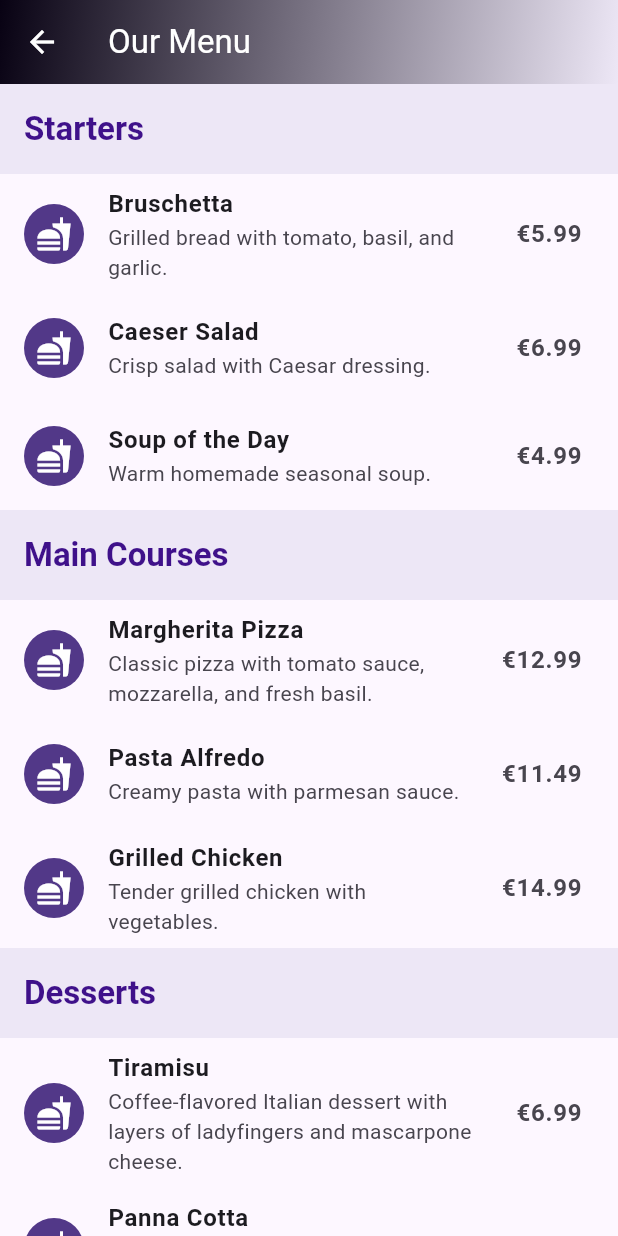
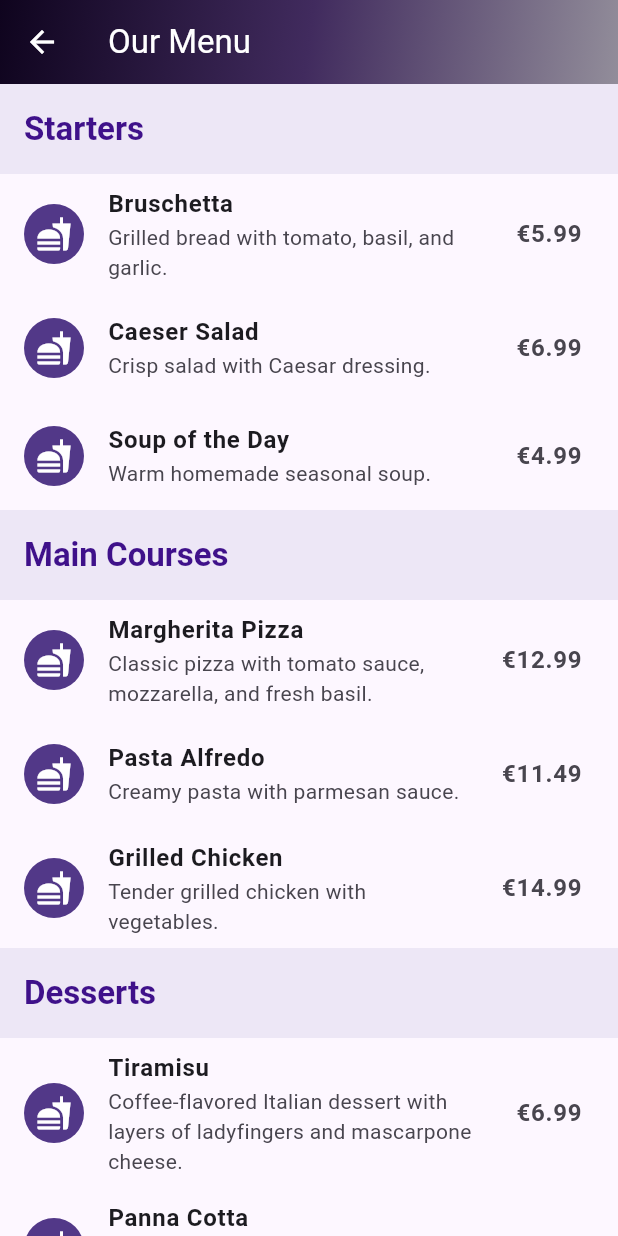
Before and after one commit to leonGreg/mobile-applications-ss26-group-8, a Flutter app: the RestaurantPage screen opened by its route, after a tap on "View Menu", on a phone screen of 412 x 824 dp. Run offline on Flutter 3.47's test engine with Material 3 defaults, Android fonts, the phone set to English and light mode, and no system bars.

Commit message:
refactoring to reusable appbar widget, gradients + fixed typo

```diff
--- a/lib/main.dart
+++ b/lib/main.dart
@@ -2,7 +2,7 @@ import 'package:flutter/material.dart';
 import 'package:mobile_applications_group_8/pages/home_page.dart';
 import 'package:mobile_applications_group_8/pages/unit_02/login_page.dart';
 import 'package:mobile_applications_group_8/pages/unit_03/team_profile.dart';
-import 'package:mobile_applications_group_8/pages/unit_04/resaurant_page.dart';
+import 'package:mobile_applications_group_8/pages/unit_04/restaurant_page.dart';
 
 void main() {
   runApp(const MyApp());
--- a/lib/pages/unit_04/dish_details_page.dart
+++ b/lib/pages/unit_04/dish_details_page.dart
@@ -1,5 +1,7 @@
 import 'package:flutter/material.dart';
 import '../../models/dish.dart';
+import '../../widgets/gradient_app_bar.dart';
+import '../../theme/app_gradients.dart';
 
 class DishDetailsPage extends StatelessWidget {
   final Dish dish;
@@ -9,20 +11,9 @@ class DishDetailsPage extends StatelessWidget {
   @override
   Widget build(BuildContext context) {
     return Scaffold(
-      appBar: AppBar(
+      appBar: GradientAppBar(
         title: Text(dish.name),
-        flexibleSpace: Container(
-          decoration: const BoxDecoration(
-            gradient: LinearGradient(
-              colors: [
-                Color(0xFF080213),
-                Color(0xFFEDE7F6),
-              ],
-              begin: Alignment.topLeft,
-              end: Alignment.bottomRight,
-            ),
-          ),
-        ),
+        gradient: AppGradients.appBar,
       ),
       body: SingleChildScrollView(
         child: Column(
@@ -38,7 +29,11 @@ class DishDetailsPage extends StatelessWidget {
                   height: 250,
                   width: double.infinity,
                   color: Colors.grey.shade300,
-                  child: const Icon(Icons.broken_image, size: 50, color: Colors.grey),
+                  child: const Icon(
+                    Icons.broken_image,
+                    size: 50,
+                    color: Colors.grey,
+                  ),
                 );
               },
             ),
@@ -53,9 +48,8 @@ class DishDetailsPage extends StatelessWidget {
                       Expanded(
                         child: Text(
                           dish.name,
-                          style: Theme.of(context).textTheme.headlineMedium?.copyWith(
-                                fontWeight: FontWeight.bold,
-                              ),
+                          style: Theme.of(context).textTheme.headlineMedium
+                              ?.copyWith(fontWeight: FontWeight.bold),
                         ),
                       ),
                       Text(
--- a/lib/pages/unit_04/menu_page.dart
+++ b/lib/pages/unit_04/menu_page.dart
@@ -1,6 +1,8 @@
 import 'package:flutter/material.dart';
 import '../../data/menu_data.dart';
 import '../../widgets/dish_list_item.dart';
+import '../../widgets/gradient_app_bar.dart';
+import '../../theme/app_gradients.dart';
 
 class MenuPage extends StatelessWidget {
   const MenuPage({super.key});
@@ -8,20 +10,9 @@ class MenuPage extends StatelessWidget {
   @override
   Widget build(BuildContext context) {
     return Scaffold(
-      appBar: AppBar(
-        title: const Text('Our Menu'),
-        flexibleSpace: Container(
-          decoration: const BoxDecoration(
-            gradient: LinearGradient(
-              colors: [
-                Color(0xFF080213),
-                Color(0xFFEDE7F6),
-              ],
-              begin: Alignment.topLeft,
-              end: Alignment.bottomRight,
-            ),
-          ),
-        ),
+      appBar: const GradientAppBar(
+        title: Text('Our Menu'),
+        gradient: AppGradients.appBar,
       ),
       body: ListView.builder(
         itemCount: menuCategories.length,
@@ -37,9 +28,9 @@ class MenuPage extends StatelessWidget {
                 child: Text(
                   category.name,
                   style: Theme.of(context).textTheme.titleLarge?.copyWith(
-                        fontWeight: FontWeight.bold,
-                        color: Color(0xFF3F118A),
-                      ),
+                    fontWeight: FontWeight.bold,
+                    color: Color(0xFF3F118A),
+                  ),
                 ),
               ),
               ...category.dishes.map((dish) {
--- a/lib/pages/unit_04/resaurant_page.dart
+++ b/lib/pages/unit_04/restaurant_page.dart
@@ -1,5 +1,7 @@
 import 'package:flutter/material.dart';
 import 'menu_page.dart';
+import '../../widgets/gradient_app_bar.dart';
+import '../../theme/app_gradients.dart';
 
 class RestaurantPage extends StatelessWidget {
   const RestaurantPage({super.key});
@@ -7,21 +9,9 @@ class RestaurantPage extends StatelessWidget {
   @override
   Widget build(BuildContext context) {
     return Scaffold(
-      appBar: AppBar(
-        title: const Text('Flutter Restaurant'),
-        flexibleSpace: Container(
-          decoration: const BoxDecoration(
-            gradient: LinearGradient(
-              colors: [
-                Color(0xFF0F041E),
-                Color(0xFF412B5E),
-                Color(0xFF928D9A),
-              ],
-              begin: Alignment.topLeft,
-              end: Alignment.bottomRight,
-            ),
-          ),
-        ),
+      appBar: const GradientAppBar(
+        title: Text('Flutter Restaurant'),
+        gradient: AppGradients.appBar,
       ),
       body: SingleChildScrollView(
         child: Column(
@@ -40,8 +30,11 @@ class RestaurantPage extends StatelessWidget {
                   end: Alignment.bottomRight,
                 ),
               ),
-              child: const Icon(Icons.restaurant, size: 80, color: Color(
-                  0xFFE8E5EC)),
+              child: const Icon(
+                Icons.restaurant,
+                size: 80,
+                color: Color(0xFFE8E5EC),
+              ),
             ),
             Padding(
               padding: const EdgeInsets.all(16.0),
@@ -51,9 +44,9 @@ class RestaurantPage extends StatelessWidget {
                   Text(
                     'Welcome to Flutter Restaurant!',
                     style: Theme.of(context).textTheme.headlineMedium?.copyWith(
-                          fontWeight: FontWeight.bold,
-                          color: Color(0xFF0F0122),
-                        ),
+                      fontWeight: FontWeight.bold,
+                      color: Color(0xFF0F0122),
+                    ),
                   ),
                   const SizedBox(height: 16),
                   const Text(
@@ -61,24 +54,38 @@ class RestaurantPage extends StatelessWidget {
                     style: TextStyle(fontSize: 16),
                   ),
                   const SizedBox(height: 24),
-                  _buildInfoRow(Icons.access_time, 'Opening Hours: 10:00 AM - 10:00 PM'),
+                  _buildInfoRow(
+                    Icons.access_time,
+                    'Opening Hours: 10:00 AM - 10:00 PM',
+                  ),
                   const SizedBox(height: 8),
-                  _buildInfoRow(Icons.location_on, '123 Flutter Street, Dart City'),
+                  _buildInfoRow(
+                    Icons.location_on,
+                    '123 Flutter Street, Dart City',
+                  ),
                   const SizedBox(height: 32),
                   Center(
                     child: ElevatedButton(
                       onPressed: () {
                         Navigator.push(
                           context,
-                          MaterialPageRoute(builder: (context) => const MenuPage()),
+                          MaterialPageRoute(
+                            builder: (context) => const MenuPage(),
+                          ),
                         );
                       },
                       style: ElevatedButton.styleFrom(
                         backgroundColor: Color(0xFF0F041E),
                         foregroundColor: Colors.white,
-                        padding: const EdgeInsets.symmetric(horizontal: 40, vertical: 15),
+                        padding: const EdgeInsets.symmetric(
+                          horizontal: 40,
+                          vertical: 15,
+                        ),
                       ),
-                      child: const Text('View Menu', style: TextStyle(fontSize: 18)),
+                      child: const Text(
+                        'View Menu',
+                        style: TextStyle(fontSize: 18),
+                      ),
                     ),
                   ),
                 ],
@@ -95,7 +102,10 @@ class RestaurantPage extends StatelessWidget {
       children: [
         Icon(icon, color: Color(0xFF3F118A)),
         const SizedBox(width: 8),
-        Text(text, style: const TextStyle(fontSize: 16, fontWeight: FontWeight.w500)),
+        Text(
+          text,
+          style: const TextStyle(fontSize: 16, fontWeight: FontWeight.w500),
+        ),
       ],
     );
   }
--- /dev/null
+++ b/lib/theme/app_gradients.dart
@@ -0,0 +1,9 @@
+import 'package:flutter/material.dart';
+
+abstract class AppGradients {
+  static const LinearGradient appBar = LinearGradient(
+    colors: [Color(0xFF0F041E), Color(0xFF412B5E), Color(0xFF928D9A)],
+    begin: Alignment.topLeft,
+    end: Alignment.bottomRight,
+  );
+}
--- /dev/null
+++ b/lib/widgets/gradient_app_bar.dart
@@ -0,0 +1,27 @@
+import 'package:flutter/material.dart';
+
+class GradientAppBar extends StatelessWidget implements PreferredSizeWidget {
+  final Widget title;
+  final Gradient gradient;
+
+  const GradientAppBar({
+    super.key,
+    required this.title,
+    required this.gradient,
+  });
+
+  @override
+  Size get preferredSize => const Size.fromHeight(kToolbarHeight);
+
+  @override
+  Widget build(BuildContext context) {
+    return AppBar(
+      title: title,
+      backgroundColor: Colors.transparent,
+      elevation: 0,
+      scrolledUnderElevation: 0,
+      surfaceTintColor: Colors.transparent,
+      flexibleSpace: Container(decoration: BoxDecoration(gradient: gradient)),
+    );
+  }
+}
```
